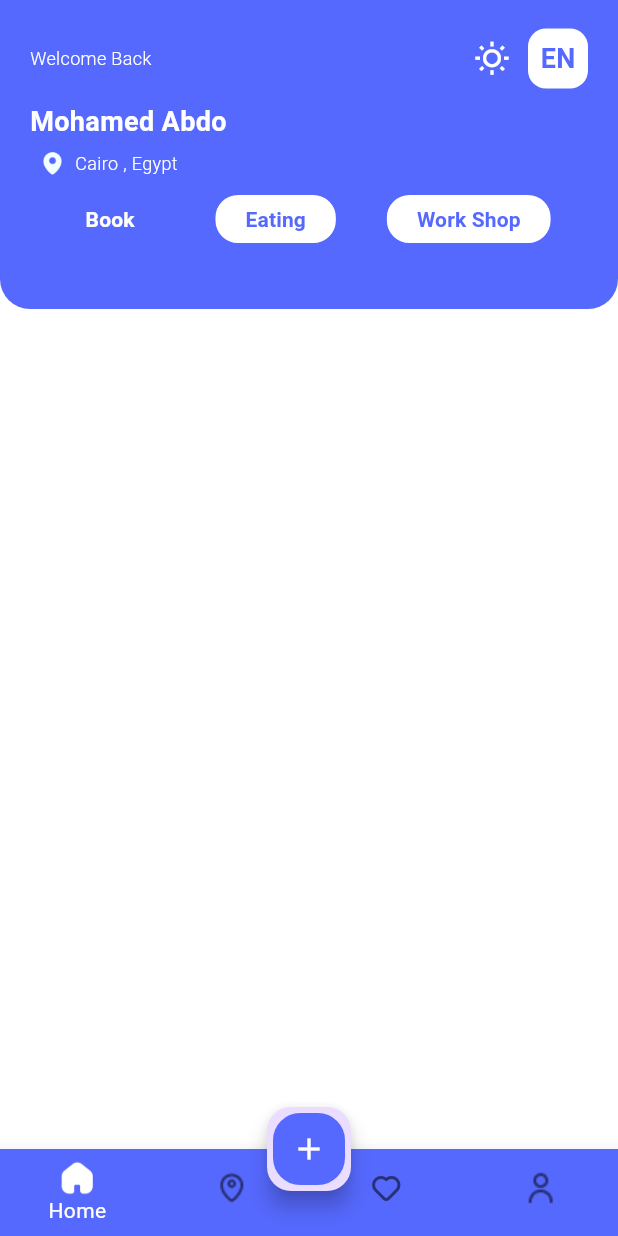
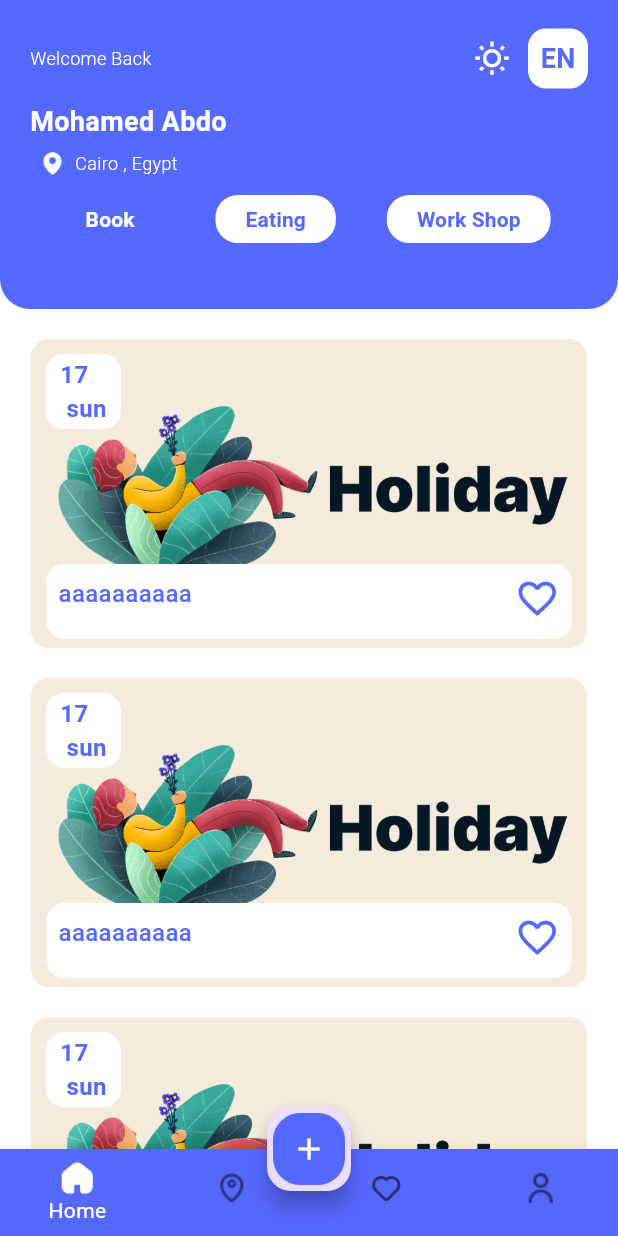
Before and after one commit to mohamedabdelsaea/again_event, a Flutter app: the Layout screen opened by its route, on a phone screen of 412 x 824 dp. Run offline on Flutter 3.47's test engine with Material 3 defaults, Android fonts, the phone set to English and light mode, and no system bars; our stand-ins replace animated_custom_dropdown, cloud_firestore, firebase_auth, firebase_core; accounts and stored records are empty; generated files the repository leaves out were written again.

Commit message:
* create Ui app

```diff
--- a/lib/modules/layout/home/home_screen.dart
+++ b/lib/modules/layout/home/home_screen.dart
@@ -1,4 +1,5 @@
 import 'package:again_evently/core/theme/app_color.dart';
+import 'package:again_evently/modules/layout/home/widgets/home_category.dart';
 import 'package:again_evently/modules/provider/setting_provider.dart';
 import 'package:flutter/material.dart';
 import 'package:provider/provider.dart';
@@ -14,12 +15,14 @@ class HomeScreen extends StatefulWidget {
 
 class _HomeScreenState extends State<HomeScreen> {
   var selectedIndex = 0;
+
   @override
   Widget build(BuildContext context) {
     var size = MediaQuery.of(context).size;
     var provider = Provider.of<SettingProvider>(context);
     return Scaffold(
-      body: Column(
+      body: SingleChildScrollView(
+        child: Column(
           children: [
             Container(
               height: size.height * 0.25,
@@ -30,8 +33,8 @@ class _HomeScreenState extends State<HomeScreen> {
                       bottomRight: Radius.circular(20),
                       bottomLeft: Radius.circular(20))),
               child: Padding(
-              padding:
-                  const EdgeInsets.symmetric(horizontal: 20.0, vertical: 15.0),
+                padding: const EdgeInsets.symmetric(
+                    horizontal: 20.0, vertical: 15.0),
                 child: Column(
                   crossAxisAlignment: CrossAxisAlignment.start,
                   children: [
@@ -114,18 +117,31 @@ class _HomeScreenState extends State<HomeScreen> {
                         tabs: provider.eventCategoryList.map((category) {
                           return CustomCreateTap(
                             text: category.name,
-                          isColor: provider.eventCategoryList.indexOf(category) ==
+                            isColor:
+                                provider.eventCategoryList.indexOf(category) ==
                                     selectedIndex,
                           );
                         }).toList(),
                       ),
                     ),
-
                   ],
                 ),
               ),
             ),
+            SizedBox(height: 20),
+            HomeCategory(),
+            SizedBox(height: 20),
+            HomeCategory(),
+            SizedBox(height: 20),
+            HomeCategory(),
+            SizedBox(height: 20),
+            HomeCategory(),
+            SizedBox(height: 20),
+            HomeCategory(),
+            SizedBox(height: 20),
+            HomeCategory(),
           ],
+        ),
       ),
     );
   }
--- /dev/null
+++ b/lib/modules/layout/home/widgets/home_category.dart
@@ -0,0 +1,83 @@
+import 'package:flutter/material.dart';
+
+import '../../../../core/theme/app_color.dart';
+
+class HomeCategory extends StatelessWidget {
+  const HomeCategory({super.key});
+
+  @override
+  Widget build(BuildContext context) {
+    var size =MediaQuery.of(context).size;
+    return Container(
+      height: size.height * 0.25,
+      width: size.width * 0.9,
+      decoration: BoxDecoration(
+        borderRadius: BorderRadius.circular(12),
+        image: DecorationImage(
+          image: AssetImage('assets/images/Book Club-3.png'),
+          fit: BoxFit.cover,
+        ),
+      ),
+      child: Column(
+        crossAxisAlignment: CrossAxisAlignment.start,
+        children: [
+          Padding(
+            padding: const EdgeInsets.all(10.0),
+            child: Container(
+              alignment: Alignment.center,
+              width: 50,
+              height: 50,
+              decoration: BoxDecoration(
+                borderRadius: BorderRadius.circular(12),
+                color: AppColor.white,
+              ),
+              child: Text(
+                '17 \n sun',
+                style: TextStyle(
+                  color: AppColor.primary,
+                  fontSize: 16,
+                  fontWeight: FontWeight.bold,
+                ),
+              ),
+            ),
+          ),
+          Spacer(),
+          Align(
+            alignment: Alignment.center,
+            child: Padding(
+              padding: const EdgeInsets.only(bottom: 6.0),
+              child: Container(
+                width: size.width * 0.85,
+                height: 50,
+                padding: EdgeInsets.all(8.0),
+                decoration: BoxDecoration(
+                  color: AppColor.white,
+                  borderRadius: BorderRadius.circular(12),
+                ),
+                child: Row(
+                  crossAxisAlignment: CrossAxisAlignment.start,
+                  children: [
+                    Text(
+                      'aaaaaaaaaa',
+                      style: TextStyle(
+                        color: AppColor.primary,
+                        fontSize: 16,
+                        fontWeight: FontWeight.w500,
+                      ),
+                    ),
+                    Spacer(),
+                    Icon(
+                      Icons.favorite_border,
+                      color: AppColor.primary,
+                      size: 30,
+                    ),
+                  ],
+                ),
+              ),
+            ),
+          ),
+        ],
+      ),
+    );
+  }
+}
--- a/pubspec.yaml
+++ b/pubspec.yaml
@@ -34,6 +34,10 @@ dependencies:
   cupertino_icons: ^1.0.8
   animated_custom_dropdown: ^3.1.1
   provider: ^6.1.5+1
+  intl: any
+  firebase_core: ^4.1.0
+  firebase_auth: ^6.0.2
+  cloud_firestore: ^6.0.1
 
 
 
```
Also changed, not shown: lib/main.dart (+9 -3 lines), lib/modules/fire_base/auth_firebase.dart (added, +32 -0 lines), lib/modules/layout/new_event/new_event.dart (+15 -4 lines), lib/modules/provider/setting_provider.dart (+40 -16 lines), pubspec.lock, 5 other files. Lines whose indentation alone changed are shown as unchanged.
